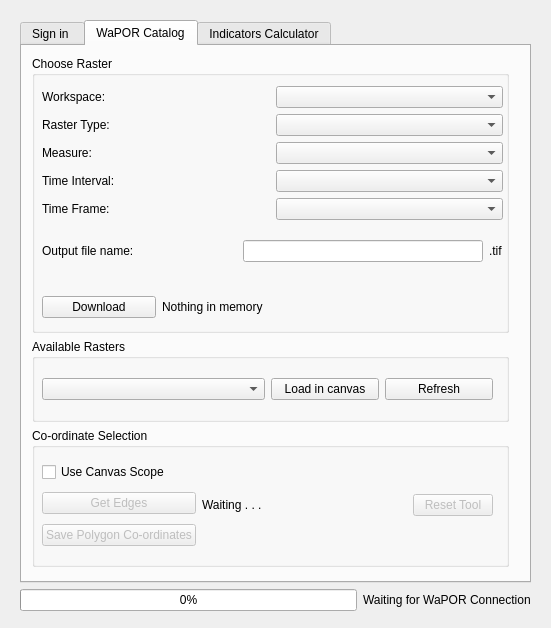
This is wap_plugin_dialog_base.ui in WAGIS/wap_plugin as Qt 5 draws it before an edit. The edited form follows.
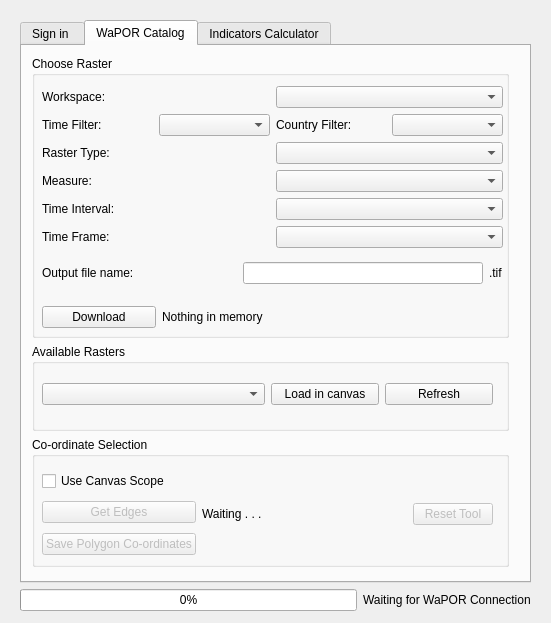
This is the edited form. The open tabs and pages were chosen to show the change.

Commit message: GUI modified to use the scope of the canvas and filter the raster types

Diff of the .ui file:
```diff
--- a/wap_plugin_dialog_base.ui
+++ b/wap_plugin_dialog_base.ui
@@ -7,7 +7,7 @@
     <x>0</x>
     <y>0</y>
     <width>551</width>
-    <height>628</height>
+    <height>623</height>
    </rect>
   </property>
   <property name="windowTitle">
@@ -168,7 +168,7 @@
           <height>511</height>
          </rect>
         </property>
-        <layout class="QVBoxLayout" name="allBoxLayput" stretch="10,3,5">
+        <layout class="QVBoxLayout" name="allBoxLayput" stretch="13,4,6">
          <item>
           <widget class="QGroupBox" name="rasterSelectionBox">
            <property name="title">
@@ -180,10 +180,13 @@
               <x>10</x>
               <y>30</y>
               <width>461</width>
-              <height>246</height>
+              <height>250</height>
              </rect>
             </property>
-            <layout class="QVBoxLayout" name="verticalLayout_3">
+            <layout class="QVBoxLayout" name="verticalLayout_3" stretch="0,0,0,0,0,0,0,0">
+             <property name="spacing">
+              <number>6</number>
+             </property>
              <item>
               <layout class="QHBoxLayout" name="horizontalLayout">
                <item>
@@ -198,6 +201,30 @@
                </item>
               </layout>
              </item>
+             <item>
+              <layout class="QHBoxLayout" name="horizontalLayout_19">
+               <item>
+                <widget class="QLabel" name="timeFilter">
+                 <property name="text">
+                  <string>Time Filter:</string>
+                 </property>
+                </widget>
+               </item>
+               <item>
+                <widget class="QComboBox" name="timeFilterComboBox"/>
+               </item>
+               <item>
+                <widget class="QLabel" name="countryFilter">
+                 <property name="text">
+                  <string>Country Filter:</string>
+                 </property>
+                </widget>
+               </item>
+               <item>
+                <widget class="QComboBox" name="countryFilterComboBox"/>
+               </item>
+              </layout>
+             </item>
              <item>
               <layout class="QHBoxLayout" name="horizontalLayout_2">
                <item>
```
Left out of the diff: 2 changed lines with no effect on the pictures.
